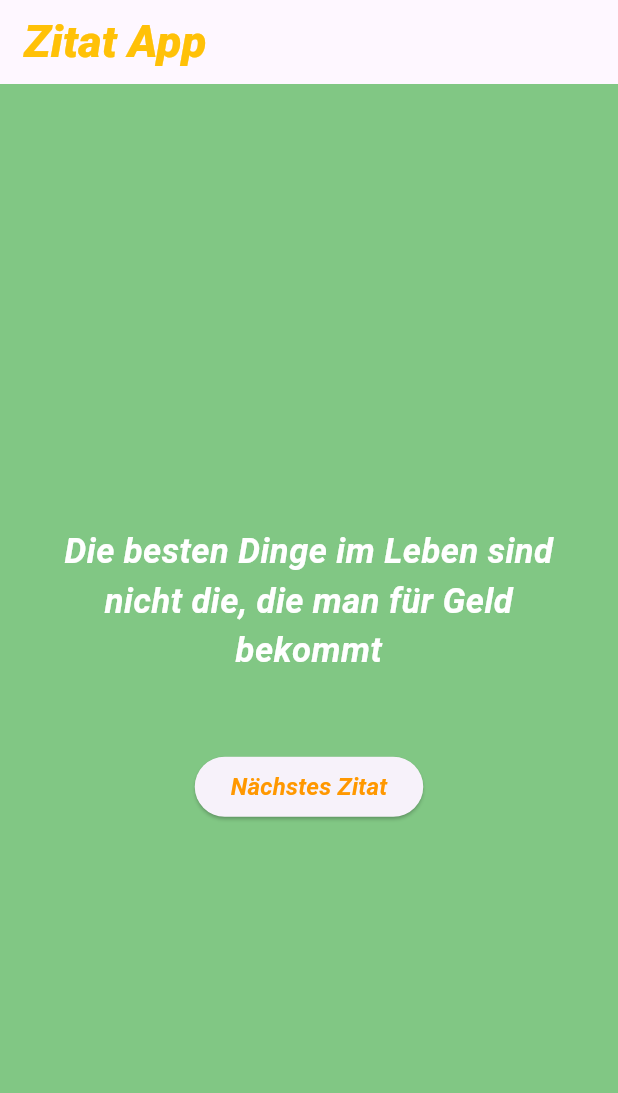
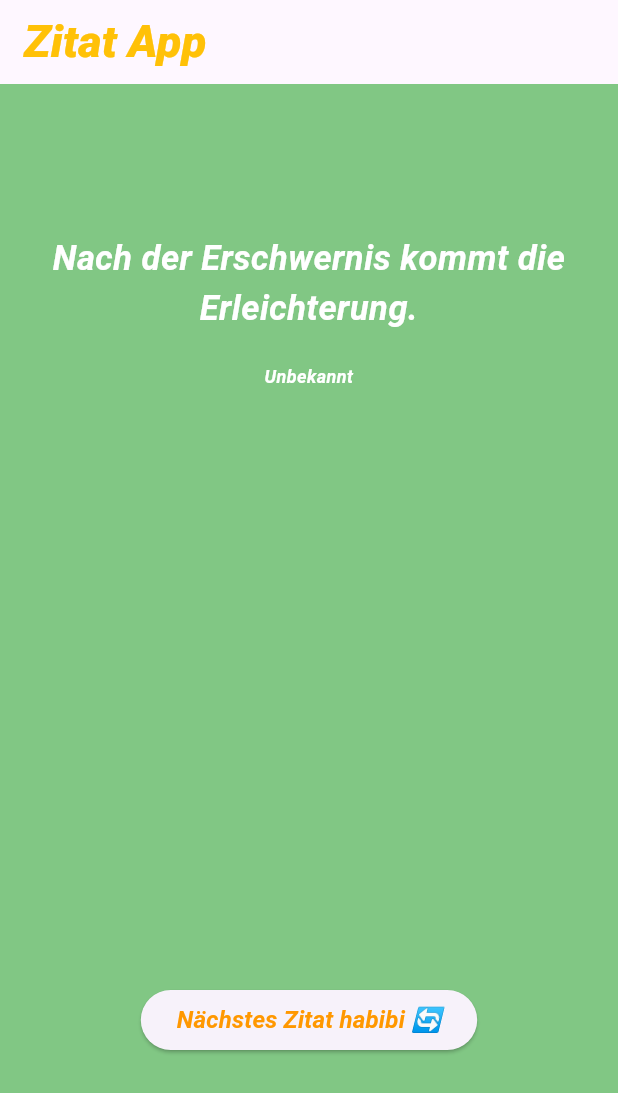
Before and after one commit to MisterFadi/projektsheet_19, a Flutter app: the screen it shows after launch, on a phone screen of 412 x 824 dp. Shown: the top 1093 px of the screen. Run offline on Flutter 3.47's test engine with Material 3 defaults, Android fonts, the phone set to English and light mode, and no system bars.

Commit message:
zitate holen

```diff
--- a/lib/main.dart
+++ b/lib/main.dart
@@ -1,11 +1,37 @@
+import 'dart:convert';
+
 import 'package:flutter/material.dart';
+import 'package:http/http.dart' as http;
 
 void main() {
   runApp(const MainApp());
 }
 
-class MainApp extends StatelessWidget {
+class MainApp extends StatefulWidget {
   const MainApp({super.key});
+  @override
+  State<MainApp> createState() => MainAppState();
+}
+
+class MainAppState extends State<MainApp> {
+  String quote = "Nach der Erschwernis kommt die Erleichterung.";
+  String author = "Unbekannt";
+  Future<void> getQuote() async {
+    final response = await http
+        .get(Uri.parse("https://api.api-ninjas.com/v1/quotes"), headers: {
+      "X-Api-Key": "TCAAb4cq3cwstW2Uu557Qg==Ze7vbcmWa26QkDNv",
+    });
+    if (response.statusCode == 200) {
+      final data = json.decode(response.body);
+      setState(() {
+        quote = data[0]["quote"];
+        author = data[0]["author"];
+      });
+    } else {
+      throw Exception("Failed Quote");
+    }
+  }
+
   @override
   Widget build(BuildContext context) {
     return MaterialApp(
@@ -24,14 +50,16 @@ class MainApp extends StatelessWidget {
         ),
         body: Column(
           mainAxisAlignment: MainAxisAlignment.center,
+          crossAxisAlignment: CrossAxisAlignment.center,
           children: [
-            const Center(
+            const SizedBox(height: 80),
+            Center(
               child: Padding(
-                padding: EdgeInsets.all(20.0),
+                padding: const EdgeInsets.all(20.0),
                 child: Text(
-                  "Die besten Dinge im Leben sind nicht die, die man für Geld bekommt",
+                  quote,
                   textAlign: TextAlign.center,
-                  style: TextStyle(
+                  style: const TextStyle(
                     fontSize: 23,
                     fontWeight: FontWeight.bold,
                     color: Colors.white,
@@ -40,11 +68,21 @@ class MainApp extends StatelessWidget {
                 ),
               ),
             ),
-            const SizedBox(height: 30),
+            Text(
+              author,
+              textAlign: TextAlign.center,
+              style: const TextStyle(
+                fontSize: 12,
+                fontWeight: FontWeight.bold,
+                color: Colors.white,
+                fontStyle: FontStyle.italic,
+              ),
+            ),
+            const Expanded(child: SizedBox()),
             ElevatedButton(
-              onPressed: () {},
+              onPressed: getQuote,
               child: const Text(
-                "Nächstes Zitat",
+                "Nächstes Zitat habibi 🔄",
                 style: TextStyle(
                   fontSize: 16,
                   fontWeight: FontWeight.bold,
@@ -53,6 +91,9 @@ class MainApp extends StatelessWidget {
                 ),
               ),
             ),
+            const SizedBox(
+              height: 120,
+            )
           ],
         ),
       ),
--- a/pubspec.yaml
+++ b/pubspec.yaml
@@ -9,11 +9,13 @@ environment:
 dependencies:
   flutter:
     sdk: flutter
+  http: ^1.2.2
 
 dev_dependencies:
   flutter_test:
     sdk: flutter
   flutter_lints: ^4.0.0
 
+
 flutter:
   uses-material-design: true
```
Also changed, not shown: pubspec.lock.
